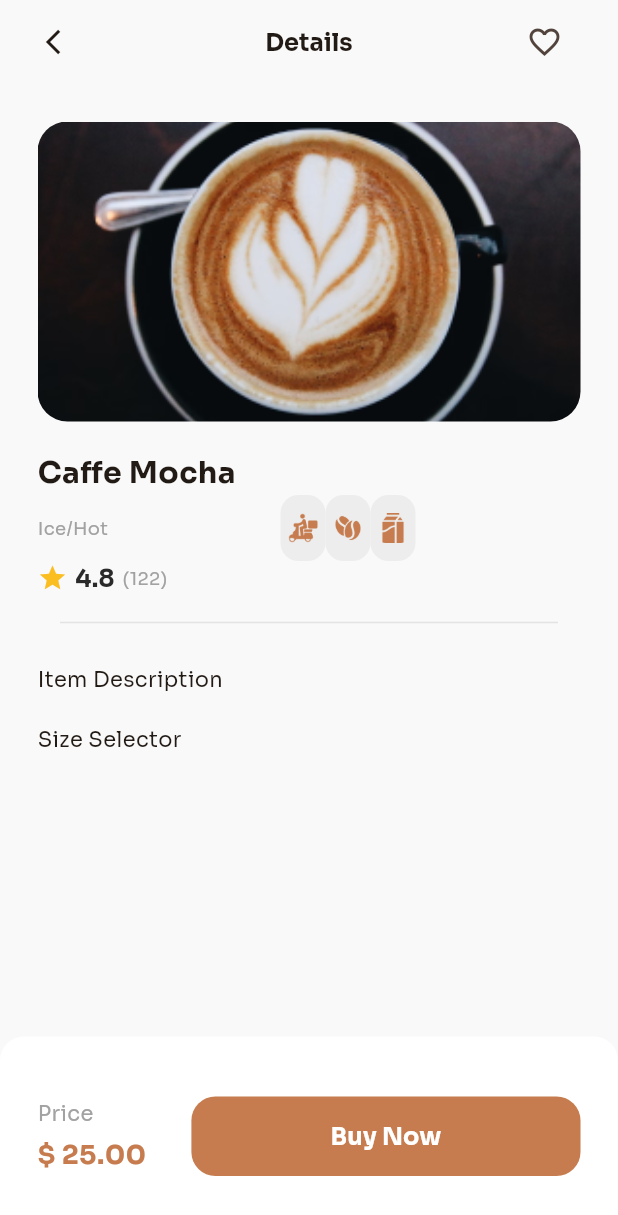
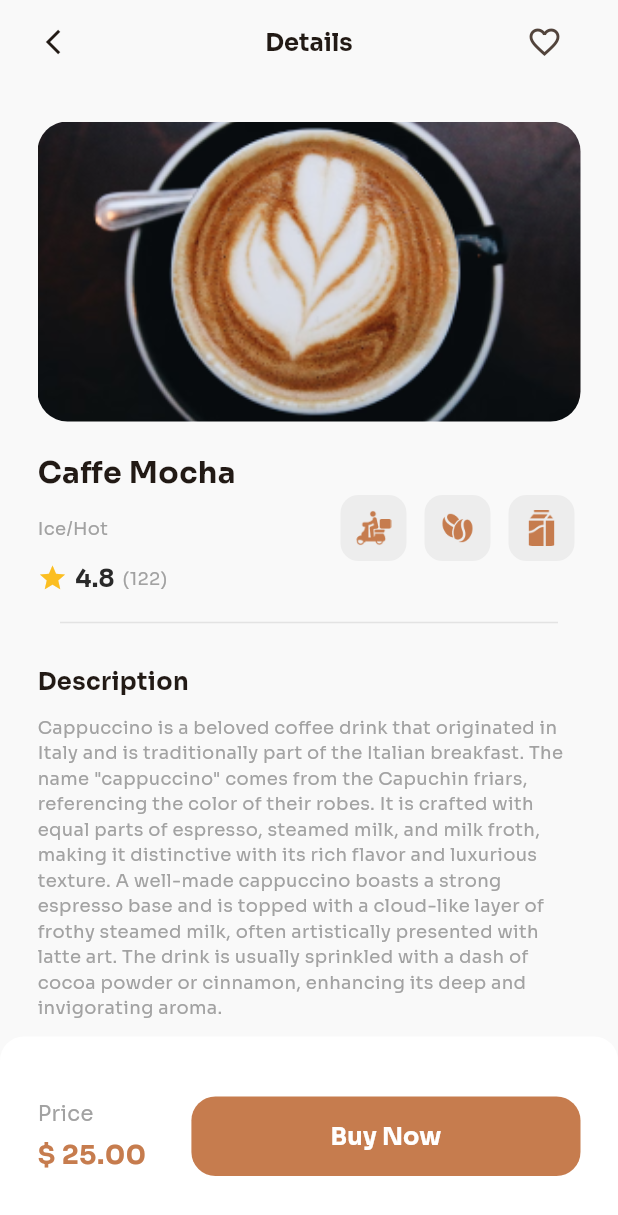
Before and after one commit to rizasghari/coffeeshop_flutter, a Flutter app: the ItemDetailsScreen screen opened directly with empty values, on a phone screen of 412 x 824 dp. Shown: the top 1215 px of the screen. Run offline on Flutter 3.47's test engine with Material 3 defaults, Android fonts, the phone set to English and light mode, and no system bars; generated files the repository leaves out were written again.

Commit message:
details description implemented

```diff
--- a/lib/localization/l10n/app_ar.arb
+++ b/lib/localization/l10n/app_ar.arb
@@ -16,5 +16,7 @@
   "itemDetailsPriceLabel": "السعر",
   "itemDetailsBuyNow": "اشتري الان",
   "itemDetailsItemTitle": "قهوة كافيه",
-  "itemDetailsItemType": "مجانية"
+  "itemDetailsItemType": "مجانية",
+  "itemDetailsItemDescriptionTitle": "الوصف",
+  "itemDetailsDescription": "\nChatGPT\nالكابتشينو هو مشروب قهوة محبوب يعود أصله إلى إيطاليا وهو تقليدياً جزء من الإفطار الإيطالي. يأتي اسم \"كابتشينو\" من رهبان الكابوتشين، ويشير إلى لون أرديةهم. يتم تحضيره بمقادير متساوية من الإسبريسو والحليب المبخر ورغوة الحليب، مما يجعله مميزًا بنكهته الغنية وملمسه الفاخر. يتميز الكابتشينو الجيد بقاعدة إسبريسو قوية ويعلوه طبقة سحابية من رغوة الحليب المبخر، وغالبًا ما يقدم بفن اللاتيه الجميل. عادة ما يُرش المشروب بقليل من بودرة الكاكاو أو القرفة، مما يعزز من رائحته العميقة والمنعشة.\n\nتطور الكابتشينو وتكيف مع ثقافة القهوة على مر السنين وحول العالم. بينما لا يزال يُعتبر مشروب الصباح في إيطاليا، في أجزاء أخرى من العالم يُستمتع به طوال اليوم. يُعتبر تحضير الكابتشينو فنًا يتطلب مهارة لتحقيق التوازن المثالي بين الإسبريسو والرغوة الكريمية. إنه أكثر من مجرد مشروب؛ إنه رمز لحرفية صنع القهوة وثقافتها، مما يجسد الشغف والدقة التي تتطلبها صناعة القهوة الجيدة. في المقاهي والمطابخ على حد سواء، يظل الكابتشينو جزءًا أساسيًا من روتين محبي القهوة، ويُحتفى به لطعمه اللذيذ وتأثيره المنشط."
 }
--- a/lib/localization/l10n/app_en.arb
+++ b/lib/localization/l10n/app_en.arb
@@ -19,5 +19,7 @@
   "itemDetailsPriceLabel": "Price",
   "itemDetailsBuyNow": "Buy Now",
   "itemDetailsItemTitle": "Caffe Mocha",
-  "itemDetailsItemType": "Ice/Hot"
+  "itemDetailsItemType": "Ice/Hot",
+  "itemDetailsItemDescriptionTitle": "Description",
+  "itemDetailsDescription": "Cappuccino is a beloved coffee drink that originated in Italy and is traditionally part of the Italian breakfast. The name \"cappuccino\" comes from the Capuchin friars, referencing the color of their robes. It is crafted with equal parts of espresso, steamed milk, and milk froth, making it distinctive with its rich flavor and luxurious texture. A well-made cappuccino boasts a strong espresso base and is topped with a cloud-like layer of frothy steamed milk, often artistically presented with latte art. The drink is usually sprinkled with a dash of cocoa powder or cinnamon, enhancing its deep and invigorating aroma.\n\nCappuccino has evolved and adapted with coffee culture over the years and around the world. While it remains a morning staple in Italy, in other parts of the world it is enjoyed throughout the day. The preparation of a cappuccino is considered an art form, requiring skill to achieve the perfect balance of espresso and the creamy froth. It is more than just a beverage; it's a symbol of coffee craftsmanship and culture, embodying the passion and precision that good coffee making demands. In cafes and kitchens alike, the cappuccino continues to be a central part of coffee lovers' routines, celebrated for its delightful taste and energizing effect."
 }
--- a/lib/localization/l10n/app_tr.arb
+++ b/lib/localization/l10n/app_tr.arb
@@ -16,5 +16,7 @@
   "itemDetailsPriceLabel": "Fiyat",
   "itemDetailsBuyNow": "Şimdi Satın Al",
   "itemDetailsItemTitle": "Caffe Mocha",
-  "itemDetailsItemType": "Sıcak"
+  "itemDetailsItemType": "Sıcak",
+  "itemDetailsItemDescriptionTitle": "Açıklama",
+  "itemDetailsDescription": "Kapuçino, İtalya kökenli ve geleneksel olarak İtalyan kahvaltısının bir parçası olan sevilen bir kahve içeceğidir. \"Kapuçino\" adı, Capuchin rahiplerinin cüppelerinin renginden gelmektedir. Eşit miktarda espresso, buharla ısıtılmış süt ve süt köpüğü ile hazırlanır, zengin lezzeti ve lüks dokusuyla dikkat çeker. İyi yapılmış bir kapuçino, güçlü bir espresso tabanına sahiptir ve genellikle latte sanatı ile sanatsal bir şekilde sunulan köpük dolu buharla ısıtılmış süt tabakası ile üstlenir. İçecek genellikle daha derin ve canlandırıcı aromasını artırmak için kakao tozu veya tarçın ile serpilir.\n\nKapuçino, yıllar boyunca ve dünya çapında kahve kültürü ile evrim geçirmiş ve uyarlanmıştır. İtalya'da hala sabah vakti tercih edilirken, dünyanın diğer bölgelerinde gün boyu keyif alınır. Kapuçino hazırlamak bir sanat formu olarak kabul edilir ve mükemmel espresso ve kremsi köpük dengesini sağlama becerisi gerektirir. Sadece bir içecekten daha fazlasıdır; iyi kahve yapımının tutkusunu ve hassasiyetini simgeler, kahve işçiliği ve kültürünün bir sembolüdür. Kafelerde ve mutfaklarda kapuçino, lezzetli tadı ve enerji verici etkisiyle kahve severlerin rutinlerinin merkezinde yer almaya devam eder."
 }
--- a/lib/screens/item_details_screen.dart
+++ b/lib/screens/item_details_screen.dart
@@ -66,6 +66,7 @@ class _ItemDetailsScreenState extends State<ItemDetailsScreen> {
         children: [
           Padding(
             padding: const EdgeInsets.all(25.0),
+            child: SingleChildScrollView(
               child: Column(
                 mainAxisSize: MainAxisSize.max,
                 mainAxisAlignment: MainAxisAlignment.start,
@@ -79,6 +80,7 @@ class _ItemDetailsScreenState extends State<ItemDetailsScreen> {
                   const SizedBox(height: 20.0),
                   _sizeSelector(),
                 ],
+              ),
             ),
           ),
           Positioned(
@@ -189,12 +191,15 @@ class _ItemDetailsScreenState extends State<ItemDetailsScreen> {
             ),
             SizedBox(
               height: 44,
-              width: 200,
-              child: ListView.builder(
+              width: 160,
+              child: ListView.separated(
                 scrollDirection: Axis.horizontal,
                 itemCount: ItemFeature.getSampleItemFeatures().length,
                 itemBuilder: (context, index) {
                   return _itemDetailsFeature(index);
+                },
+                separatorBuilder: (BuildContext context, int index) {
+                  return const SizedBox(width: 12.0);
                 },
               ),
             ),
@@ -208,7 +213,7 @@ class _ItemDetailsScreenState extends State<ItemDetailsScreen> {
             SizedBox(width: 5.0),
             Text(
               "4.8",
-              style: const TextStyle(
+              style: TextStyle(
                   color: greyNormal,
                   fontSize: 16.0,
                   fontWeight: FontWeight.bold),
@@ -233,9 +238,9 @@ class _ItemDetailsScreenState extends State<ItemDetailsScreen> {
 
   Widget _itemDetailsFeature(int index) {
     return Container(
-      width: 30.0,
-      height: 30.0,
-      padding: const EdgeInsets.all(5.0),
+      width: 44.0,
+      height: 44.0,
+      padding: const EdgeInsets.all(10.0),
       decoration: const BoxDecoration(
         color: unselectedTabBg,
         borderRadius: BorderRadius.all(
@@ -251,7 +256,21 @@ class _ItemDetailsScreenState extends State<ItemDetailsScreen> {
   }
 
   Widget _itemDescription() {
-    return Text("Item Description");
+    return Column(
+      mainAxisAlignment: MainAxisAlignment.start,
+      crossAxisAlignment: CrossAxisAlignment.start,
+      children: [
+        Text(
+          AppLocalizations.of(context)!.itemDetailsItemDescriptionTitle,
+          style: const TextStyle(fontSize: 16, fontWeight: FontWeight.bold),
+        ),
+        const SizedBox(height: 10.0),
+        Text(
+          AppLocalizations.of(context)!.itemDetailsDescription,
+          style: const TextStyle(color: greyLighter, fontSize: 12.0),
+        ),
+      ],
+    );
   }
 
   Widget _sizeSelector() {
```
Lines whose indentation alone changed are shown as unchanged.
